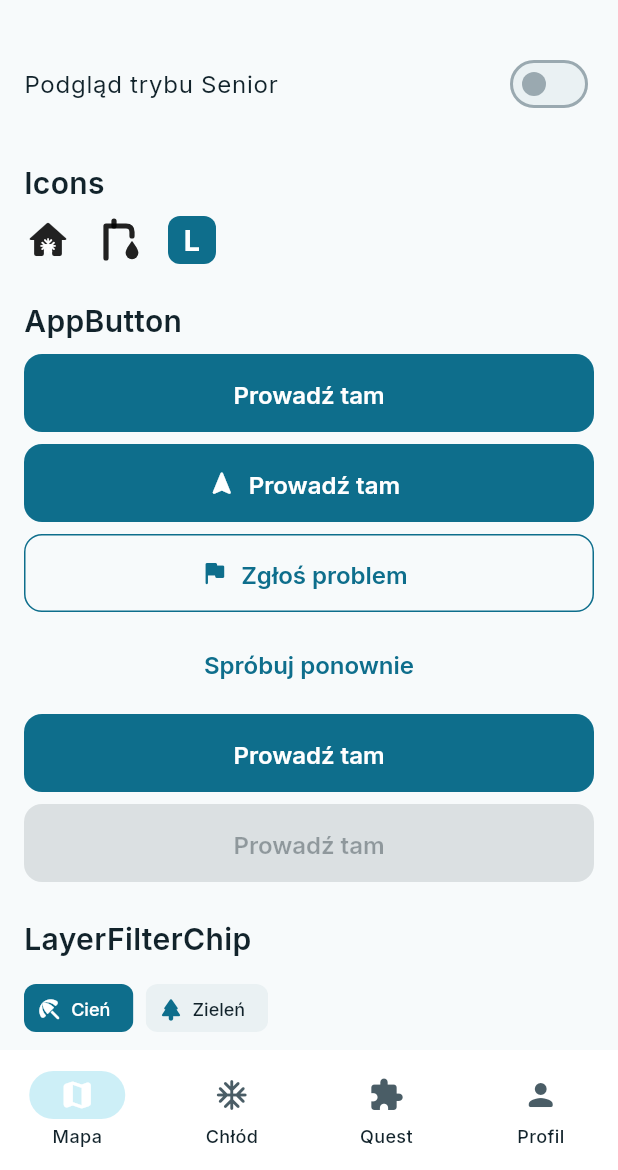
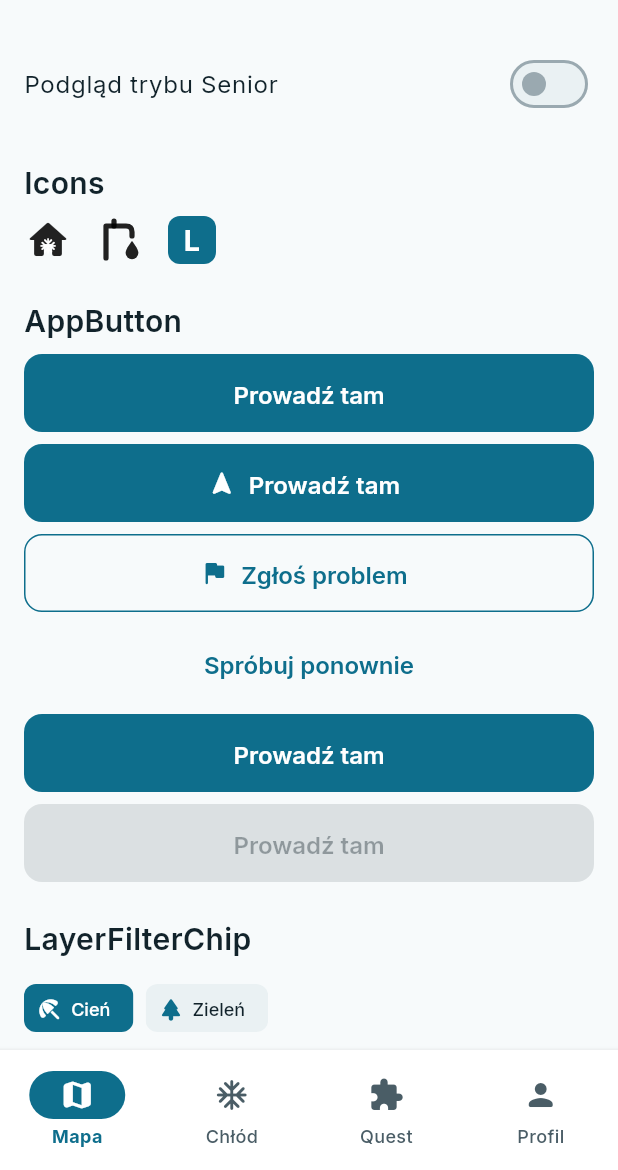
Before and after one commit to mikita672/cool-lodz-app, a Flutter app: the ComponentsShowcase screen opened directly, on a phone screen of 412 x 824 dp, the part 66-1236 px from its top. Run offline on Flutter 3.47's test engine with Material 3 defaults, Android fonts, the phone set to English and light mode, and no system bars; our stand-ins replace cloud_firestore, dio, firebase_auth, firebase_core, firebase_messaging, flutter_map and 5 more; missing offline and left inert: mobile_scanner; accounts and stored records are empty.

Commit message:
fix(ui): stronger contrast in the bottom navigation bar
The active tab is a primary pill with a white icon and a bold primary
label; the other tabs use the dark grey text colour.

Co-Authored-By: Claude Opus 5.5 <noreply@anthropic.com>
Claude-Session: https://claude.ai/code/session_01DNGRWUZD1xLZ8KwwBcRF5A

```diff
--- a/lib/app/theme.dart
+++ b/lib/app/theme.dart
@@ -1,6 +1,6 @@
 import 'package:flutter/material.dart';
 
-/// Colour tokens from the spec ("Дизайн-система" → "Цвета").
+/// Colour tokens from the spec ("Design system" → "Colours").
 /// Blue-teal means shade and safety, orange means sun and heat.
 abstract final class AppColors {
   static const primary = Color(0xFF0E6E8C); // cień
@@ -34,7 +34,7 @@ abstract final class AppColors {
   /// Green layer on the map: green at 30 % opacity.
   static const greenLayer = Color(0x4D2E8B57);
 
-  /// Quiet layer on the map: a purple heat map, darker = louder.
+  /// Quiet layer on the map: purple where it is quiet, darker = quieter.
   static const quiet = Color(0xFF6A3D9A);
 
   /// Sunny part of the ShadeBar track: sun at 35 % opacity.
@@ -47,7 +47,7 @@ abstract final class AppColors {
   };
 }
 
-/// Spacing, radii and sizes from the spec ("Отступы и формы").
+/// Spacing, radii and sizes from the spec ("Spacing and shapes").
 abstract final class AppSizes {
   static const s4 = 4.0;
   static const s8 = 8.0;
@@ -275,10 +275,30 @@ abstract final class AppTheme {
           ),
         ),
       ),
+      // Strong contrast: the active tab is a primary pill with a white icon
+      // and a bold primary label; the others are dark grey, not faded.
       navigationBarTheme: NavigationBarThemeData(
         backgroundColor: AppColors.surface,
-        indicatorColor: AppColors.primaryContainer,
-        labelTextStyle: WidgetStatePropertyAll(AppTextStyles.label),
+        surfaceTintColor: Colors.transparent,
+        elevation: 3,
+        shadowColor: AppColors.onSurface,
+        indicatorColor: AppColors.primary,
+        iconTheme: WidgetStateProperty.resolveWith(
+          (states) => IconThemeData(
+            size: 24,
+            color: states.contains(WidgetState.selected)
+                ? AppColors.onPrimary
+                : AppColors.onSurfaceVariant,
+          ),
+        ),
+        labelTextStyle: WidgetStateProperty.resolveWith(
+          (states) => states.contains(WidgetState.selected)
+              ? AppTextStyles.label.copyWith(
+                  color: AppColors.primary,
+                  fontWeight: FontWeight.w700,
+                )
+              : AppTextStyles.label.copyWith(color: AppColors.onSurfaceVariant),
+        ),
         labelBehavior: NavigationDestinationLabelBehavior.alwaysShow,
       ),
       inputDecorationTheme: InputDecorationTheme(
```
